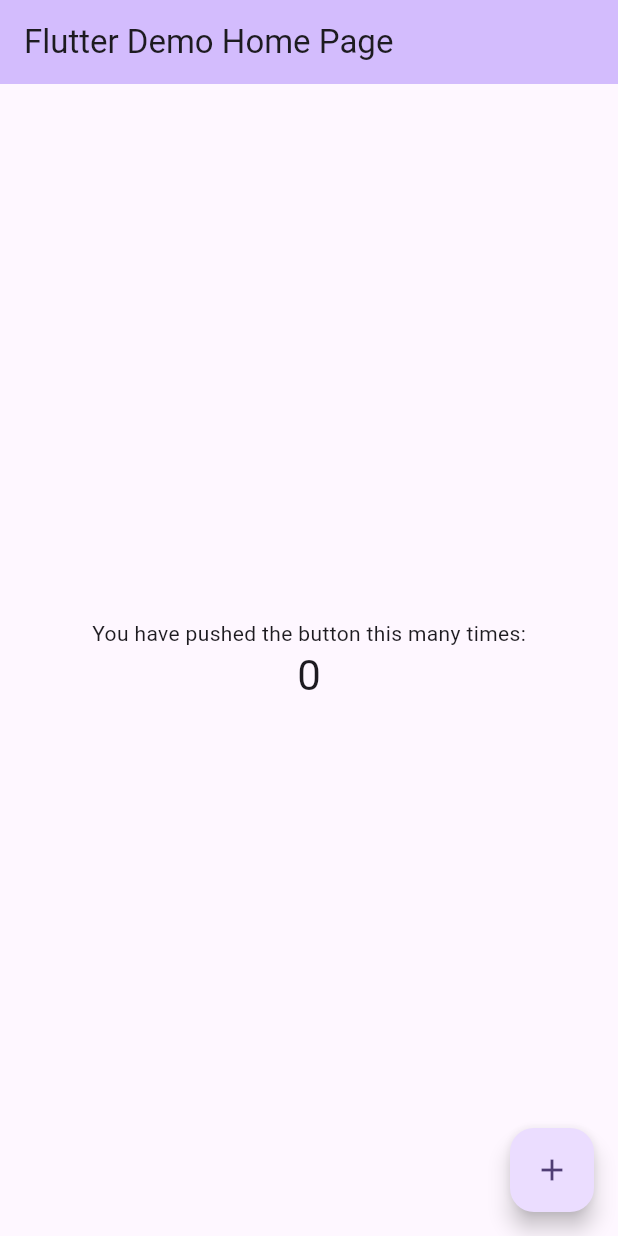
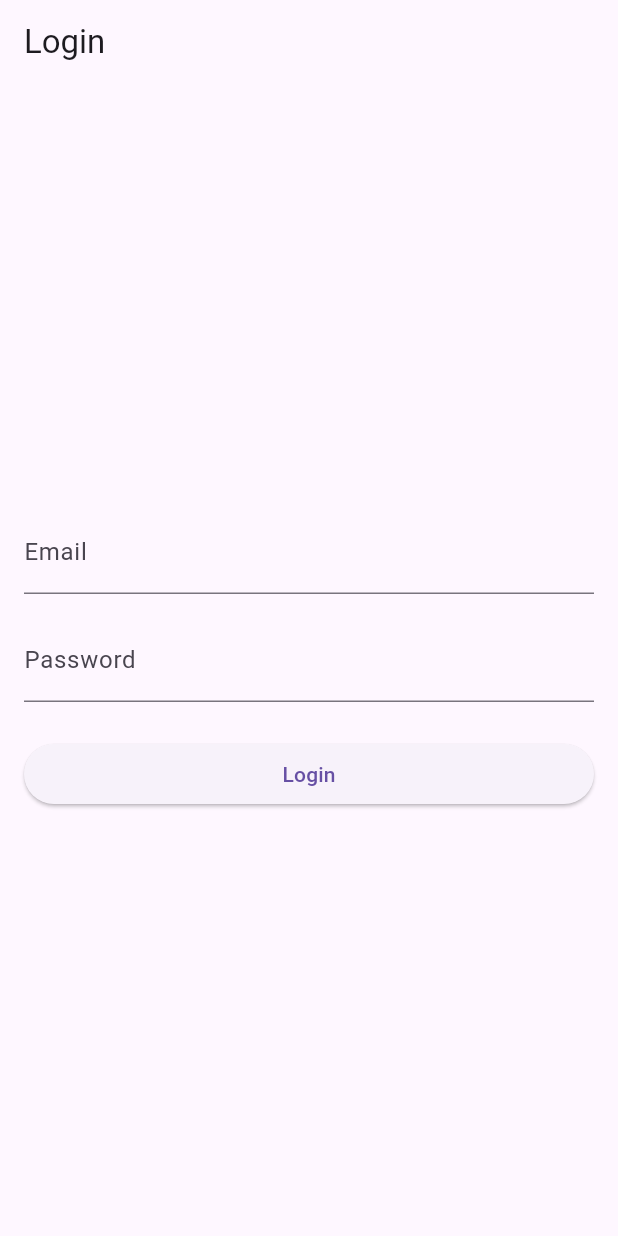
Before and after one commit to RubenBenavidess/pry_consumo_remotos, a Flutter app: the screen it shows after launch, on a phone screen of 412 x 824 dp. Run offline on Flutter 3.47's test engine with Material 3 defaults, Android fonts, the phone set to English and light mode, and no system bars.

Commit message:
feat(login): LoginViewModel and LoginPage

```diff
--- a/frontend_consumo_recursos/lib/main.dart
+++ b/frontend_consumo_recursos/lib/main.dart
@@ -1,122 +1,25 @@
 import 'package:flutter/material.dart';
+import 'package:provider/provider.dart';
+import 'views/login_view.dart';
+import 'views/poliza_view.dart';
+import 'viewmodels/login_viewmodel.dart';
+import 'viewmodels/poliza_viewmodel.dart';
 
 void main() {
-  runApp(const MyApp());
+  runApp(
+    MultiProvider(
+      providers: [
+        ChangeNotifierProvider(create: (_) => LoginViewModel()),
+        ChangeNotifierProvider(create: (_) => PolizaViewModel()),
+        // Agrega aquí otros providers si los necesitas
+      ],
+      child: MaterialApp(
+        initialRoute: LoginPage.routeName,
+        routes: {
+          LoginPage.routeName: (_) => const LoginPage(),
+          PolizaView.routeName: (_) => const PolizaView(),
+        },
+      ),
+    ),
+  );
 }
-
-class MyApp extends StatelessWidget {
-  const MyApp({super.key});
-
-  // This widget is the root of your application.
-  @override
-  Widget build(BuildContext context) {
-    return MaterialApp(
-      title: 'Flutter Demo',
-      theme: ThemeData(
-        // This is the theme of your application.
-        //
-        // TRY THIS: Try running your application with "flutter run". You'll see
-        // the application has a purple toolbar. Then, without quitting the app,
-        // try changing the seedColor in the colorScheme below to Colors.green
-        // and then invoke "hot reload" (save your changes or press the "hot
-        // reload" button in a Flutter-supported IDE, or press "r" if you used
-        // the command line to start the app).
-        //
-        // Notice that the counter didn't reset back to zero; the application
-        // state is not lost during the reload. To reset the state, use hot
-        // restart instead.
-        //
-        // This works for code too, not just values: Most code changes can be
-        // tested with just a hot reload.
-        colorScheme: ColorScheme.fromSeed(seedColor: Colors.deepPurple),
-      ),
-      home: const MyHomePage(title: 'Flutter Demo Home Page'),
-    );
-  }
-}
-
-class MyHomePage extends StatefulWidget {
-  const MyHomePage({super.key, required this.title});
-
-  // This widget is the home page of your application. It is stateful, meaning
-  // that it has a State object (defined below) that contains fields that affect
-  // how it looks.
-
-  // This class is the configuration for the state. It holds the values (in this
-  // case the title) provided by the parent (in this case the App widget) and
-  // used by the build method of the State. Fields in a Widget subclass are
-  // always marked "final".
-
-  final String title;
-
-  @override
-  State<MyHomePage> createState() => _MyHomePageState();
-}
-
-class _MyHomePageState extends State<MyHomePage> {
-  int _counter = 0;
-
-  void _incrementCounter() {
-    setState(() {
-      // This call to setState tells the Flutter framework that something has
-      // changed in this State, which causes it to rerun the build method below
-      // so that the display can reflect the updated values. If we changed
-      // _counter without calling setState(), then the build method would not be
-      // called again, and so nothing would appear to happen.
-      _counter++;
-    });
-  }
-
-  @override
-  Widget build(BuildContext context) {
-    // This method is rerun every time setState is called, for instance as done
-    // by the _incrementCounter method above.
-    //
-    // The Flutter framework has been optimized to make rerunning build methods
-    // fast, so that you can just rebuild anything that needs updating rather
-    // than having to individually change instances of widgets.
-    return Scaffold(
-      appBar: AppBar(
-        // TRY THIS: Try changing the color here to a specific color (to
-        // Colors.amber, perhaps?) and trigger a hot reload to see the AppBar
-        // change color while the other colors stay the same.
-        backgroundColor: Theme.of(context).colorScheme.inversePrimary,
-        // Here we take the value from the MyHomePage object that was created by
-        // the App.build method, and use it to set our appbar title.
-        title: Text(widget.title),
-      ),
-      body: Center(
-        // Center is a layout widget. It takes a single child and positions it
-        // in the middle of the parent.
-        child: Column(
-          // Column is also a layout widget. It takes a list of children and
-          // arranges them vertically. By default, it sizes itself to fit its
-          // children horizontally, and tries to be as tall as its parent.
-          //
-          // Column has various properties to control how it sizes itself and
-          // how it positions its children. Here we use mainAxisAlignment to
-          // center the children vertically; the main axis here is the vertical
-          // axis because Columns are vertical (the cross axis would be
-          // horizontal).
-          //
-          // TRY THIS: Invoke "debug painting" (choose the "Toggle Debug Paint"
-          // action in the IDE, or press "p" in the console), to see the
-          // wireframe for each widget.
-          mainAxisAlignment: MainAxisAlignment.center,
-          children: <Widget>[
-            const Text('You have pushed the button this many times:'),
-            Text(
-              '$_counter',
-              style: Theme.of(context).textTheme.headlineMedium,
-            ),
-          ],
-        ),
-      ),
-      floatingActionButton: FloatingActionButton(
-        onPressed: _incrementCounter,
-        tooltip: 'Increment',
-        child: const Icon(Icons.add),
-      ), // This trailing comma makes auto-formatting nicer for build methods.
-    );
-  }
-}
--- /dev/null
+++ b/frontend_consumo_recursos/lib/viewmodels/login_viewmodel.dart
@@ -0,0 +1,41 @@
+import 'package:flutter/material.dart';
+import 'package:http/http.dart' as http;
+import 'dart:convert';
+
+class LoginViewModel extends ChangeNotifier {
+  bool _isLoading = false;
+  String? _error;
+
+  bool get isLoading => _isLoading;
+  String? get error => _error;
+
+  Future<bool> login(String email, String password) async {
+    _isLoading = true;
+    _error = null;
+    notifyListeners();
+
+    final url = Uri.parse('http://localhost:9090/api/auth/login');
+    try {
+      final response = await http.post(
+        url,
+        headers: {'Content-Type': 'application/json'},
+        body: jsonEncode({'email': email, 'password': password}),
+      );
+      if (response.statusCode == 200) {
+        // parse token or user data if needed
+        _isLoading = false;
+        notifyListeners();
+        return true;
+      } else {
+        final data = jsonDecode(response.body);
+        _error = data['message'] ?? 'Login failed';
+      }
+    } catch (e) {
+      _error = 'Network error';
+    }
+
+    _isLoading = false;
+    notifyListeners();
+    return false;
+  }
+}
--- /dev/null
+++ b/frontend_consumo_recursos/lib/views/login_view.dart
@@ -0,0 +1,95 @@
+import 'package:flutter/material.dart';
+import 'package:frontend_consumo_recursos/views/poliza_view.dart';
+import 'package:provider/provider.dart';
+import '../viewmodels/login_viewmodel.dart';
+
+class LoginPage extends StatefulWidget {
+  static const routeName = '/login';
+  const LoginPage({super.key});
+
+  @override
+  _LoginPageState createState() => _LoginPageState();
+}
+
+class _LoginPageState extends State<LoginPage> {
+  final _formKey = GlobalKey<FormState>();
+  final _emailController = TextEditingController();
+  final _passwordController = TextEditingController();
+
+  @override
+  void dispose() {
+    _emailController.dispose();
+    _passwordController.dispose();
+    super.dispose();
+  }
+
+  @override
+  Widget build(BuildContext context) {
+    final viewModel = Provider.of<LoginViewModel>(context);
+
+    return Scaffold(
+      appBar: AppBar(title: const Text('Login')),
+      body: Padding(
+        padding: const EdgeInsets.all(16.0),
+        child: Form(
+          key: _formKey,
+          child: Column(
+            mainAxisAlignment: MainAxisAlignment.center,
+            children: [
+              TextFormField(
+                key: const ValueKey('emailField'),
+                controller: _emailController,
+                decoration: const InputDecoration(labelText: 'Email'),
+                keyboardType: TextInputType.emailAddress,
+                validator: (value) {
+                  if (value == null || value.isEmpty) return 'Enter email';
+                  final regex = RegExp(r"^[^@]+@[^@]+\\.[^@]+$");
+                  if (!regex.hasMatch(value)) return 'Invalid email';
+                  return null;
+                },
+              ),
+              const SizedBox(height: 16),
+              TextFormField(
+                key: const ValueKey('passwordField'),
+                controller: _passwordController,
+                decoration: const InputDecoration(labelText: 'Password'),
+                obscureText: true,
+                validator: (value) {
+                  if (value == null || value.isEmpty) return 'Enter password';
+                  if (value.length < 6) return 'Min 6 chars';
+                  return null;
+                },
+              ),
+              const SizedBox(height: 24),
+              if (viewModel.isLoading)
+                const CircularProgressIndicator(key: ValueKey('loadingIndicator'))
+              else
+                SizedBox(
+                  width: double.infinity,
+                  child: ElevatedButton(
+                    key: const ValueKey('loginButton'),
+                    onPressed: () async {
+                      if (_formKey.currentState!.validate()) {
+                        final success = await viewModel.login(
+                          _emailController.text.trim(),
+                          _passwordController.text.trim(),
+                        );
+                        if (success) {
+                          Navigator.pushReplacementNamed(context, PolizaView.routeName);
+                        } else {
+                          ScaffoldMessenger.of(context).showSnackBar(
+                            SnackBar(content: Text(viewModel.error ?? 'Error')),
+                          );
+                        }
+                      }
+                    },
+                    child: const Text('Login'),
+                  ),
+                ),
+            ],
+          ),
+        ),
+      ),
+    );
+  }
+}
--- a/frontend_consumo_recursos/lib/views/poliza_view.dart
+++ b/frontend_consumo_recursos/lib/views/poliza_view.dart
@@ -4,6 +4,7 @@ import '../viewmodels/poliza_viewmodel.dart';
 import 'usuarios_view.dart';
 
 class PolizaView extends StatefulWidget {
+  static const routeName = '/poliza';
   const PolizaView({super.key});
 
   @override
```
